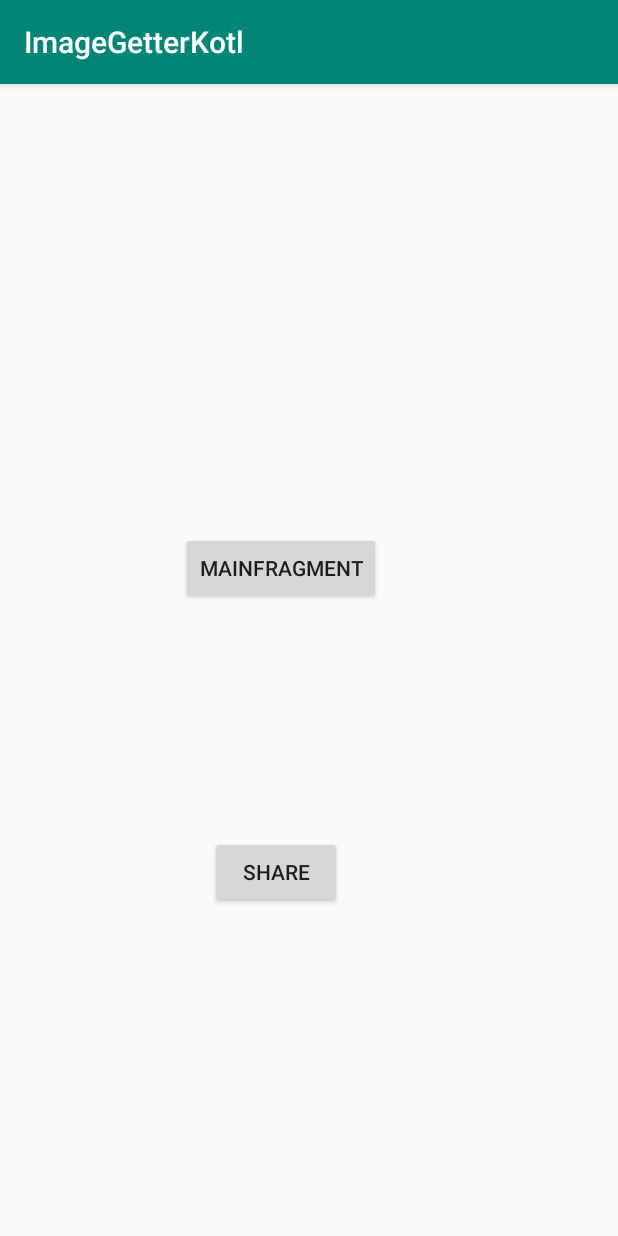
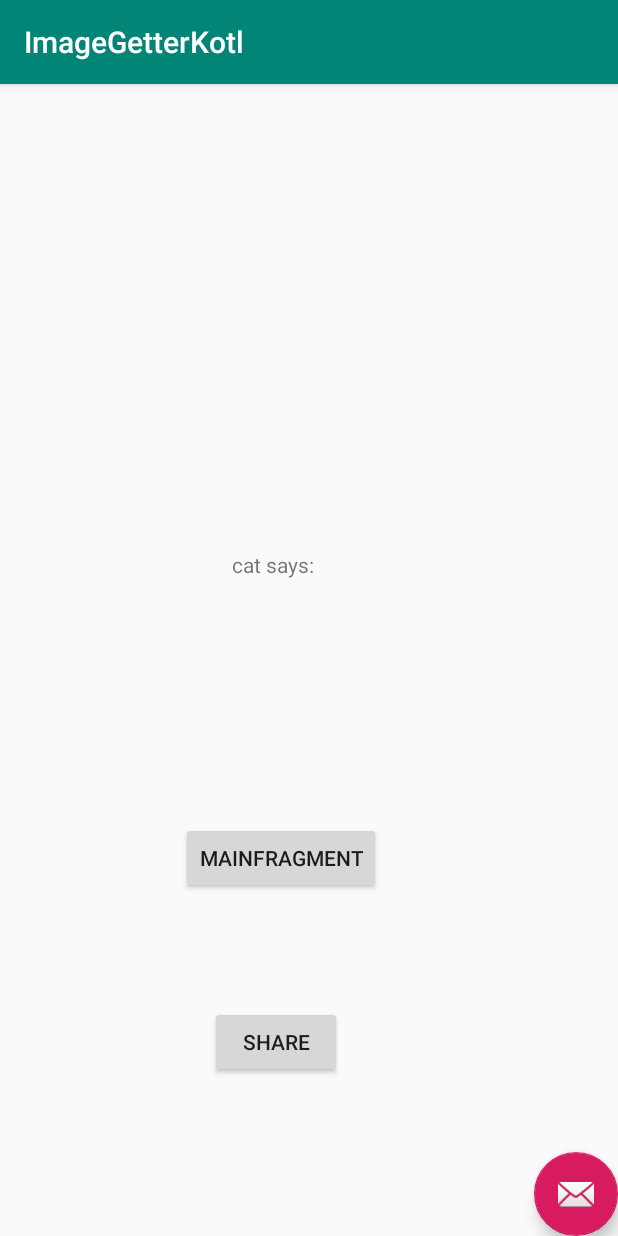
Before and after one commit to since85stas/ImageGetterKotl, an Android app: the screen it shows after launch (MainActivity), on a phone screen of 412 x 824 dp. Run offline under Robolectric (Android 15) with nearby library versions, the phone set to English and light mode, and no system bars; our stand-ins replace data binding; pictures from the network do not load; 1 statement that could not run was skipped.

Commit message:
adding floating button

```diff
--- a/app/src/main/java/stas/batura/imagegetterkotl/ui/main/MainFragment.kt
+++ b/app/src/main/java/stas/batura/imagegetterkotl/ui/main/MainFragment.kt
@@ -18,7 +18,10 @@ import android.os.Environment
 import androidx.core.app.ActivityCompat
 import androidx.core.content.ContextCompat
 import androidx.core.content.FileProvider
+import androidx.databinding.DataBindingUtil
 import androidx.lifecycle.Observer
+import stas.batura.imagegetterkotl.R
+import stas.batura.imagegetterkotl.databinding.FragmentMainTopBinding
 import java.io.File
 import java.io.FileOutputStream
 import java.io.IOException
@@ -47,7 +50,10 @@ class MainFragment : Fragment() {
         viewModel = ViewModelProviders.of(this, mainViewModelFactory).get(MainViewModel::class.java)
 
         // настраиаваем связывание
-        val bindings = MainFragmentBinding.inflate(inflater)
+//        val bindings = MainFragmentBinding.inflate(inflater)
+        val bindings: MainFragmentBinding = DataBindingUtil.inflate(inflater,
+            R.layout.main_fragment,container,false)
+
         bindings.mainFragmentModel = this.viewModel
         bindings.lifecycleOwner = this
 
--- a/app/src/main/res/layout/main_fragment.xml
+++ b/app/src/main/res/layout/main_fragment.xml
@@ -9,6 +9,10 @@
                     type="stas.batura.imagegetterkotl.ui.main.MainViewModel" />
     </data>
 
+    <androidx.coordinatorlayout.widget.CoordinatorLayout
+        android:layout_width="match_parent"
+        android:layout_height="match_parent">
+
         <androidx.constraintlayout.widget.ConstraintLayout
             android:id="@+id/main"
             android:layout_width="match_parent"
@@ -17,57 +21,82 @@
 
             <ImageView
                 android:id="@+id/cat_image_view"
+                catImage="@{mainFragmentModel.imagetBit}"
                 android:layout_width="400dp"
                 android:layout_height="400dp"
+                android:contentDescription="cat_photo"
+                android:visibility="gone"
                 app:layout_constraintEnd_toEndOf="parent"
                 app:layout_constraintStart_toStartOf="parent"
-            app:layout_constraintTop_toTopOf="parent"
-            android:visibility="gone"
-            catImage="@{mainFragmentModel.imagetBit}"
-            android:contentDescription="cat_photo"
-            />
+                app:layout_constraintTop_toTopOf="parent" />
 
             <ImageView
                 android:id="@+id/status_image"
+                imageStatus="@{mainFragmentModel.imageStatus}"
                 android:layout_width="200dp"
                 android:layout_height="200dp"
+                android:adjustViewBounds="true"
+                android:scaleType="fitXY"
+                android:visibility="visible"
                 app:layout_constraintEnd_toEndOf="parent"
                 app:layout_constraintStart_toStartOf="parent"
-            app:layout_constraintTop_toTopOf="parent"
-            android:visibility="visible"
-            imageStatus="@{mainFragmentModel.imageStatus}"
-            android:adjustViewBounds="true"
-            android:scaleType="fitXY"
-            />
+                app:layout_constraintTop_toTopOf="parent" />
+            <!--        <LinearLayout-->
+            <!--            android:layout_width="wrap_content"-->
+            <!--            android:layout_height="wrap_content"-->
+            <!--            />-->
+
+
+            <TextView
+                android:id="@+id/cat_says"
+                android:layout_width="wrap_content"
+                android:layout_height="wrap_content"
+                android:text="cat says:"
+                app:layout_constraintBottom_toBottomOf="parent"
+                app:layout_constraintEnd_toEndOf="parent"
+                app:layout_constraintHorizontal_bias="0.433"
+                app:layout_constraintStart_toStartOf="parent"
+                app:layout_constraintTop_toBottomOf="@+id/cat_image_view"
+                app:layout_constraintVertical_bias="0.415" />
 
             <Button
                 android:id="@+id/test_view"
+                getButtonStatus="@{mainFragmentModel.buttonClicked}"
                 android:layout_width="wrap_content"
                 android:layout_height="wrap_content"
+                android:onClick="@{() -> mainFragmentModel.onLoadImageClicked()}"
                 android:text="MainFragment"
                 app:layout_constraintBottom_toBottomOf="parent"
                 app:layout_constraintEnd_toEndOf="parent"
                 app:layout_constraintHorizontal_bias="0.433"
                 app:layout_constraintStart_toStartOf="parent"
-            app:layout_constraintTop_toBottomOf="@+id/cat_image_view"
-            app:layout_constraintVertical_bias="0.415"
-            android:onClick="@{() -> mainFragmentModel.onLoadImageClicked()}"
-            getButtonStatus="@{mainFragmentModel.buttonClicked}"
-            />
+                app:layout_constraintTop_toBottomOf="@+id/cat_says"
+                app:layout_constraintVertical_bias="0.415" />
 
             <Button
                 android:id="@+id/share_button"
                 android:layout_width="wrap_content"
                 android:layout_height="wrap_content"
+                android:onClick="@{() -> mainFragmentModel.onShareImageClicked()}"
                 android:text="share"
                 app:layout_constraintBottom_toBottomOf="parent"
                 app:layout_constraintEnd_toEndOf="parent"
                 app:layout_constraintHorizontal_bias="0.433"
                 app:layout_constraintStart_toStartOf="parent"
                 app:layout_constraintTop_toBottomOf="@+id/test_view"
-            app:layout_constraintVertical_bias="0.415"
-            android:onClick="@{() -> mainFragmentModel.onShareImageClicked()}"
+                app:layout_constraintVertical_bias="0.415" />
+
+        </androidx.constraintlayout.widget.ConstraintLayout>
+
+        <com.google.android.material.floatingactionbutton.FloatingActionButton
+            android:id="@+id/fab"
+            android:layout_width="wrap_content"
+            android:layout_height="wrap_content"
+            android:layout_gravity="bottom|end"
+            app:srcCompat="@android:drawable/ic_dialog_email"
+            getButtonStatus="@{mainFragmentModel.buttonClicked}"
+            android:onClick="@{() -> mainFragmentModel.onLoadImageClicked()}"
             />
 
-    </androidx.constraintlayout.widget.ConstraintLayout>
+    </androidx.coordinatorlayout.widget.CoordinatorLayout>
 </layout>
```
Also changed, not shown: app/src/main/java/stas/batura/imagegetterkotl/ui/main/FragmentMainTopViewModel.kt (added, +17 -0 lines), app/src/main/res/drawable-v24/ic_dashboard_black_24dp.xml (added, +9 -0 lines), app/src/main/res/drawable-v24/ic_home_black_24dp.xml (added, +9 -0 lines), app/src/main/res/drawable-v24/ic_launcher_background.xml (added, +170 -0 lines), app/src/main/res/drawable-v24/ic_notifications_black_24dp.xml (added, +9 -0 lines), app/src/main/res/layout/fragment_main_top.xml (added, +25 -0 lines), app/src/main/res/menu/bottom_nav_menu.xml (added, +27 -0 lines). Lines whose indentation alone changed are shown as unchanged.
